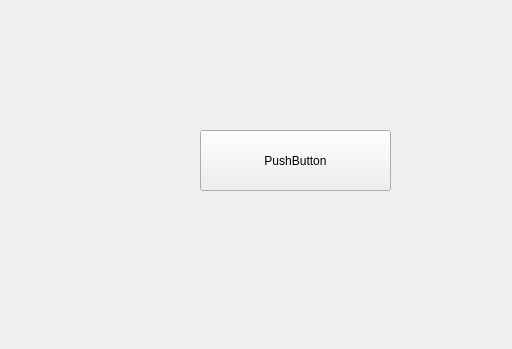
Above: pract_3/P_3_1/widget.ui from EarlOld/OOP before the change. Below: the same form after it.
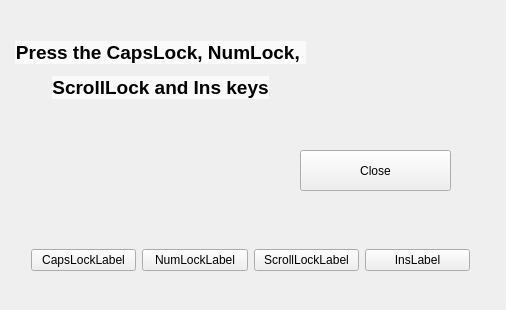
That is the form after the change.

```diff
--- a/pract_3/P_3_1/widget.ui
+++ b/pract_3/P_3_1/widget.ui
@@ -6,25 +6,81 @@
    <rect>
     <x>0</x>
     <y>0</y>
-    <width>512</width>
-    <height>349</height>
+    <width>506</width>
+    <height>310</height>
    </rect>
   </property>
   <property name="windowTitle">
    <string>Widget</string>
   </property>
-  <widget class="QPushButton" name="pushButton">
+  <widget class="QLabel" name="label">
    <property name="geometry">
     <rect>
-     <x>200</x>
-     <y>130</y>
-     <width>191</width>
+     <x>10</x>
+     <y>10</y>
+     <width>301</width>
+     <height>121</height>
+    </rect>
+   </property>
+   <property name="text">
+    <string>&lt;html&gt;&lt;head/&gt;&lt;body&gt;&lt;p align=&quot;center&quot;&gt;&lt;span style=&quot; font-family:'Times New Roman,serif'; font-size:14pt; font-weight:600; color:#000000; background-color:#fafafa;&quot;&gt;Press the CapsLock, NumLock, &lt;/span&gt;&lt;/p&gt;&lt;p align=&quot;center&quot;&gt;&lt;span style=&quot; font-family:'Times New Roman,serif'; font-size:14pt; font-weight:600; color:#000000; background-color:#fafafa;&quot;&gt;ScrollLock and Ins keys&lt;/span&gt;&lt;span style=&quot; font-size:14pt; font-weight:600;&quot;</string>
+   </property>
+  </widget>
+  <widget class="QPushButton" name="pushButton_5">
+   <property name="enabled">
+    <bool>true</bool>
+   </property>
+   <property name="geometry">
+    <rect>
+     <x>300</x>
+     <y>150</y>
+     <width>151</width>
+     <height>41</height>
+    </rect>
+   </property>
+   <property name="text">
+    <string>Close</string>
+   </property>
+  </widget>
+  <widget class="QWidget" name="layoutWidget">
+   <property name="geometry">
+    <rect>
+     <x>20</x>
+     <y>230</y>
+     <width>461</width>
      <height>61</height>
     </rect>
    </property>
-   <property name="text">
-    <string>PushButton</string>
-   </property>
+   <layout class="QGridLayout" name="gridLayout">
+    <item row="0" column="0">
+     <widget class="QPushButton" name="pushButton">
+      <property name="text">
+       <string>CapsLockLabel</string>
+      </property>
+     </widget>
+    </item>
+    <item row="0" column="3">
+     <widget class="QPushButton" name="pushButton_4">
+      <property name="text">
+       <string>InsLabel</string>
+      </property>
+     </widget>
+    </item>
+    <item row="0" column="2">
+     <widget class="QPushButton" name="pushButton_3">
+      <property name="text">
+       <string>ScrollLockLabel</string>
+      </property>
+     </widget>
+    </item>
+    <item row="0" column="1">
+     <widget class="QPushButton" name="pushButton_2">
+      <property name="text">
+       <string>NumLockLabel</string>
+      </property>
+     </widget>
+    </item>
+   </layout>
   </widget>
  </widget>
  <layoutdefault spacing="6" margin="11"/>
```
